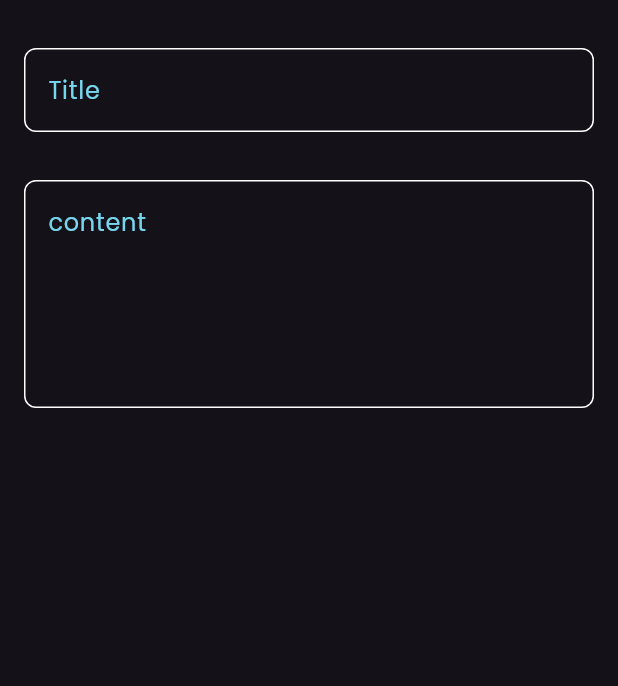
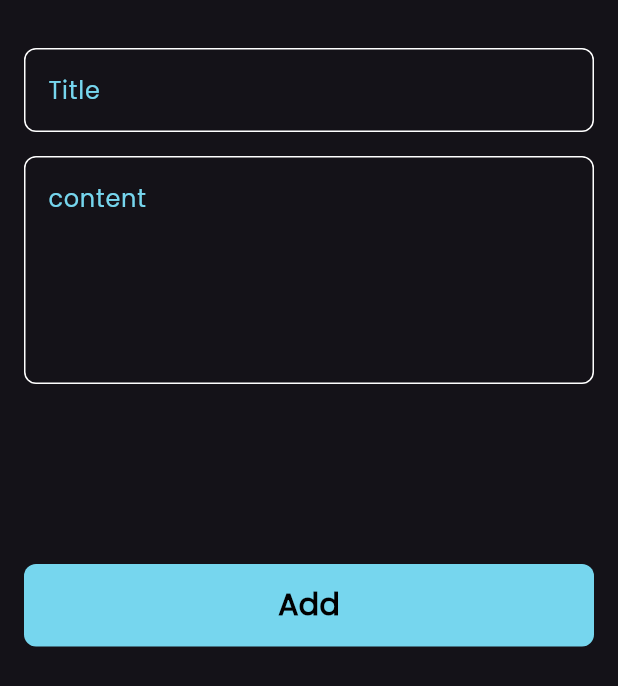
Before and after one commit to HumamHo44/notes_app, a Flutter app: the AddNoteBottomSheet widget shown alone on an empty page, opened directly, on a phone screen of 412 x 824 dp. Shown: the top 686 px of the screen. Run offline on Flutter 3.47's test engine with Material 3 defaults, Android fonts, the phone set to English and light mode, and no system bars; our stand-ins replace font_awesome_flutter.

Commit message:
Finish Notes Bottom Sheet

```diff
--- a/lib/views/widgets/add_note_bottom_sheet.dart
+++ b/lib/views/widgets/add_note_bottom_sheet.dart
@@ -1,5 +1,7 @@
 import 'package:flutter/material.dart';
 import 'package:notes_app/views/widgets/custom_text_field.dart';
+
+import 'custom_bottom.dart';
 
 class AddNoteBottomSheet extends StatelessWidget {
   const AddNoteBottomSheet({super.key});
@@ -8,18 +10,25 @@ class AddNoteBottomSheet extends StatelessWidget {
   Widget build(BuildContext context) {
     return const Padding(
       padding: EdgeInsets.symmetric(horizontal: 16),
+      child: SingleChildScrollView(
         child: Column(
           children: [
             SizedBox(height: 32),
             CustomTextField(
               hint: 'Title',
             ),
-          SizedBox(height: 32),
+            SizedBox(height: 16),
             CustomTextField(
               hint: 'content',
               maxLines: 5,
             ),
+            SizedBox(
+              height: 120,
+            ),
+            CustomBotton(),
+            SizedBox(height: 16),
           ],
+        ),
       ),
     );
   }
--- /dev/null
+++ b/lib/views/widgets/custom_bottom.dart
@@ -0,0 +1,26 @@
+import 'package:flutter/material.dart';
+
+import '../../constants.dart';
+
+class CustomBotton extends StatelessWidget {
+  const CustomBotton({super.key});
+
+  @override
+  Widget build(BuildContext context) {
+    return Container(
+      width: MediaQuery.of(context).size.width,
+      height: 55,
+      decoration: BoxDecoration(
+        color: kPrimaryColor,
+        borderRadius: BorderRadius.circular(8),
+      ),
+      child: const Center(
+        child: Text(
+          'Add',
+          style: TextStyle(
+              color: Colors.black, fontWeight: FontWeight.bold, fontSize: 20),
+        ),
+      ),
+    );
+  }
+}
```
Lines whose indentation alone changed are shown as unchanged.
